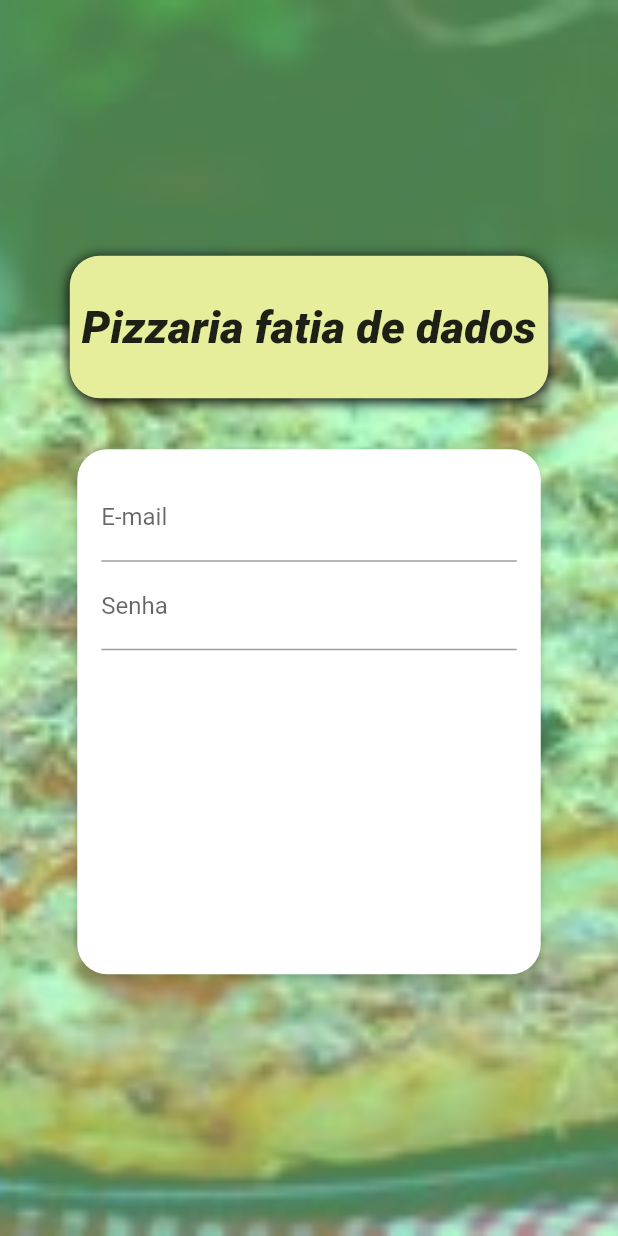
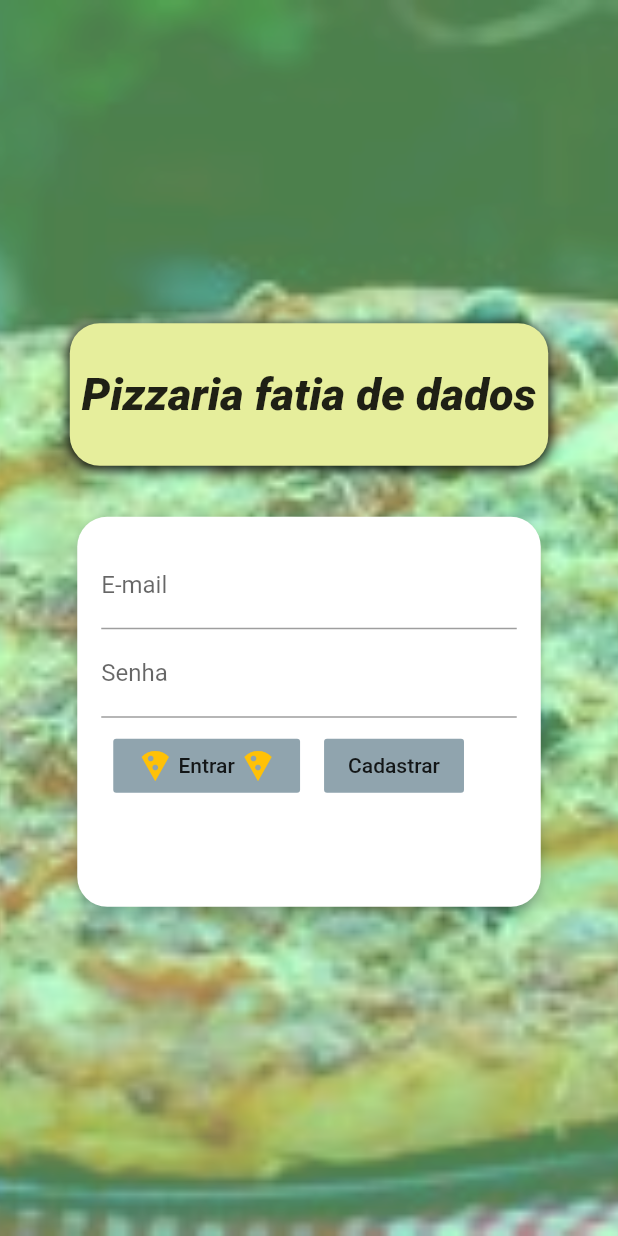
Before and after one commit to 190718/pizza, a Flutter app: the screen it shows after launch, on a phone screen of 412 x 824 dp. Run offline on Flutter 3.47's test engine with Material 2 defaults, Android fonts, the phone set to English and light mode, and no system bars; our stand-ins replace get.

Commit message:
ajuste do login

```diff
--- a/lib/screens/login/widget/login_card.dart
+++ b/lib/screens/login/widget/login_card.dart
@@ -21,7 +21,7 @@ class _LoginCardState extends State<LoginCard> {
       child: Container(
         padding: EdgeInsets.all(16),
         width: MediaQuery.of(context).size.width * 0.75,
-        height: 350,
+        height: 260,
         child: Form(
           child: Column(
             children: [
@@ -49,6 +49,38 @@ class _LoginCardState extends State<LoginCard> {
                 },
                 onSaved: (value) => _authData['senha'] = value,
               ),
+              Row(
+                children: [
+                  Padding(
+                    padding: const EdgeInsets.all(8.0),
+                    child: FlatButton(
+                      onPressed: () {},
+                      color: Colors.blueGrey[300],
+                      child: Row(
+                        children: [
+                          Icon(
+                            Icons.local_pizza_sharp,
+                            color: Colors.amber,
+                          ),
+                          Text(' Entrar '),
+                          Icon(
+                            Icons.local_pizza_sharp,
+                            color: Colors.amber,
+                          ),
+                        ],
+                      ),
+                    ),
+                  ),
+                  Padding(
+                    padding: const EdgeInsets.all(8.0),
+                    child: FlatButton(
+                      onPressed: () {},
+                      color: Colors.blueGrey[300],
+                      child: Text('Cadastrar'),
+                    ),
+                  ),
+                ],
+              ),
             ],
           ),
         ),
```
